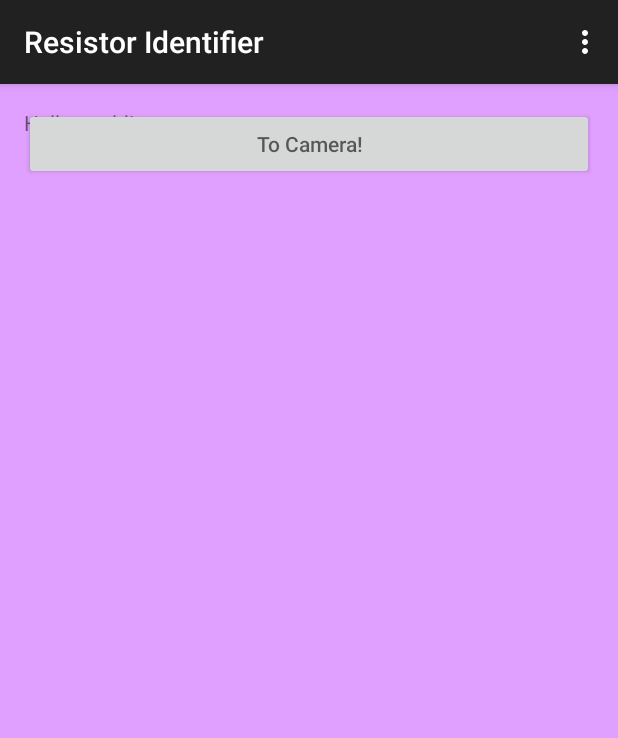
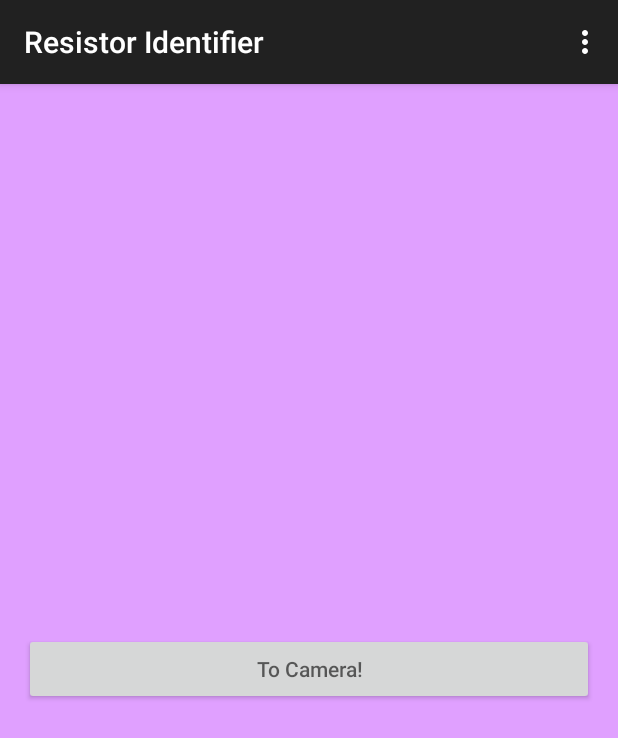
Before and after one commit to Speedy293/Resistor_Identifier, an Android app: the screen it shows after launch (MainActivity), on a phone screen of 412 x 824 dp. Shown: the top 738 px of the screen. Run offline under Robolectric (Android 15) with nearby library versions, the phone set to English and light mode, and no system bars; 1 statement that could not run was skipped.

Commit message:
Working on Imageview for camera test

```diff
--- a/app/src/main/java/com/blogspot/resistornamer/resistoridentifier/MainActivity.java
+++ b/app/src/main/java/com/blogspot/resistornamer/resistoridentifier/MainActivity.java
@@ -9,10 +9,13 @@ import android.os.Bundle;
 import android.view.Menu;
 import android.view.MenuItem;
 import android.view.View;
+import android.widget.ImageView;
 
 
 public class MainActivity extends ActionBarActivity {
 //Clone Worked
+    ImageView myImageView= (ImageView)findViewById(R.id.imageView);
+
     @Override
     protected void onCreate(Bundle savedInstanceState) {
         super.onCreate(savedInstanceState);
--- a/app/src/main/res/layout/activity_main.xml
+++ b/app/src/main/res/layout/activity_main.xml
@@ -5,14 +5,21 @@
     android:paddingTop="@dimen/activity_vertical_margin"
     android:paddingBottom="@dimen/activity_vertical_margin" tools:context=".MainActivity">
 
-    <TextView android:text="@string/hello_world" android:layout_width="wrap_content"
-        android:layout_height="wrap_content" />
+    <ImageView
+        android:id="@+id/imageView"
+        android:layout_width="wrap_content"
+        android:layout_height="wrap_content"
+        android:minHeight="300dp"
+        android:minWidth="300dp"
+        android:layout_marginLeft="25dp"
+        android:layout_marginTop="20dp" />
     <Button
         android:id="@+id/button"
         android:layout_width="match_parent"
         android:layout_height="wrap_content"
         android:hint="@string/button"
-        android:onClick="startCamera"/>
+        android:onClick="startCamera"
+        android:layout_marginTop="350dp" />
 
 
 </RelativeLayout>
```
